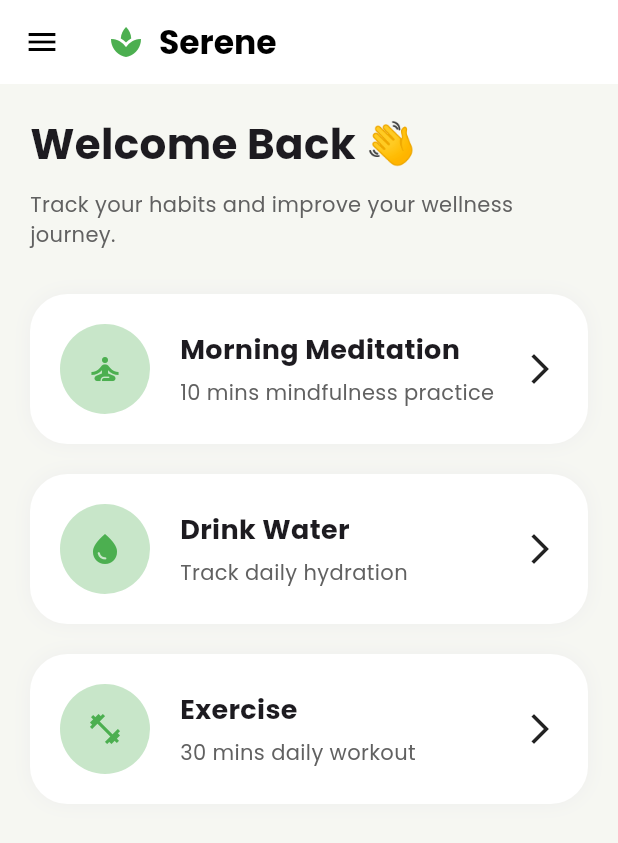
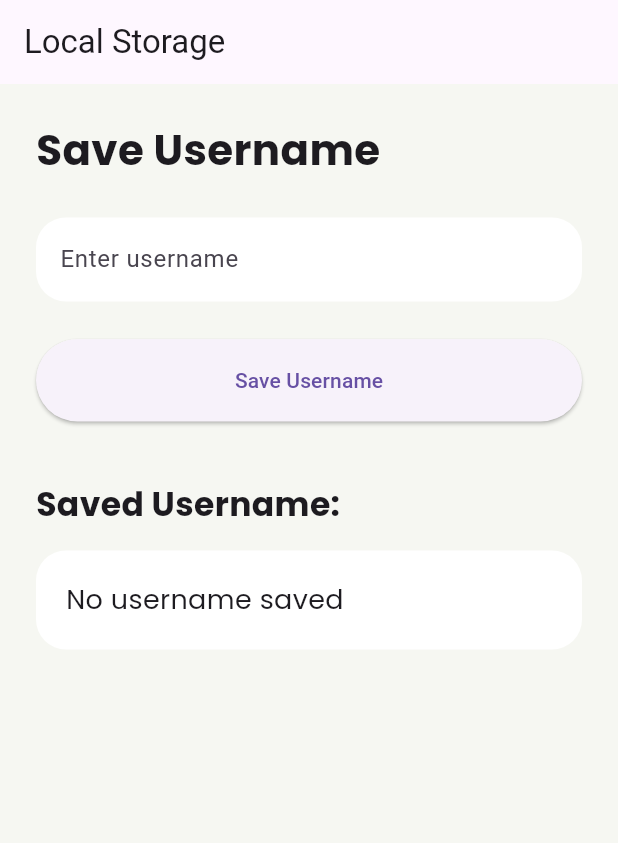
Before and after one commit to NueroHive73/habit-tracker-app, a Flutter app: the screen it shows after launch, on a phone screen of 412 x 824 dp. Shown: the top 843 px of the screen. Run offline on Flutter 3.47's test engine with Material 3 defaults, Android fonts, the phone set to English and light mode, and no system bars; our stand-ins replace google_fonts, shared_preferences.

Commit message:
Added persistence screen UI

```diff
--- a/lib/main.dart
+++ b/lib/main.dart
@@ -1,7 +1,8 @@
 import 'package:flutter/material.dart';
 // import 'screens/signup_screen.dart';
 // import 'screens/login_screen.dart';
-import 'screens/home_screen.dart';
+// import 'screens/home_screen.dart';
+import 'screens/persistence_screen.dart';
 
 void main() {
   runApp(const SereneApp());
@@ -24,7 +25,8 @@ class SereneApp extends StatelessWidget {
 
       // home: const SignupScreen(),
       // home: const LoginScreen(),
-      home: const HomeScreen(),
+      // home: const HomeScreen(),
+      home: const PersistenceScreen(),
     );
   }
 }
--- /dev/null
+++ b/lib/screens/persistence_screen.dart
@@ -0,0 +1,153 @@
+import 'package:flutter/material.dart';
+import 'package:google_fonts/google_fonts.dart';
+import 'package:shared_preferences/shared_preferences.dart';
+
+class PersistenceScreen extends StatefulWidget {
+  const PersistenceScreen({super.key});
+
+  @override
+  State<PersistenceScreen> createState() =>
+      _PersistenceScreenState();
+}
+
+class _PersistenceScreenState
+    extends State<PersistenceScreen> {
+
+  final TextEditingController usernameController =
+      TextEditingController();
+
+  String savedUsername = "";
+
+  @override
+  void initState() {
+    super.initState();
+    loadUsername();
+  }
+
+  Future<void> saveUsername() async {
+
+    SharedPreferences prefs =
+        await SharedPreferences.getInstance();
+
+    await prefs.setString(
+      "username",
+      usernameController.text,
+    );
+
+    loadUsername();
+  }
+
+  Future<void> loadUsername() async {
+
+    SharedPreferences prefs =
+        await SharedPreferences.getInstance();
+
+    setState(() {
+      savedUsername =
+          prefs.getString("username") ?? "";
+    });
+  }
+
+  @override
+  Widget build(BuildContext context) {
+
+    return Scaffold(
+
+      backgroundColor: const Color(0xffF6F7F2),
+
+      appBar: AppBar(
+        title: const Text("Local Storage"),
+      ),
+
+      body: Padding(
+        padding: const EdgeInsets.all(24),
+
+        child: Column(
+          crossAxisAlignment:
+              CrossAxisAlignment.start,
+
+          children: [
+
+            Text(
+              "Save Username",
+
+              style: GoogleFonts.poppins(
+                fontSize: 28,
+                fontWeight: FontWeight.bold,
+              ),
+            ),
+
+            const SizedBox(height: 25),
+
+            TextField(
+              controller: usernameController,
+
+              decoration: InputDecoration(
+                hintText: "Enter username",
+
+                filled: true,
+                fillColor: Colors.white,
+
+                border: OutlineInputBorder(
+                  borderRadius:
+                      BorderRadius.circular(20),
+
+                  borderSide: BorderSide.none,
+                ),
+              ),
+            ),
+
+            const SizedBox(height: 25),
+
+            SizedBox(
+              width: double.infinity,
+              height: 55,
+
+              child: ElevatedButton(
+
+                onPressed: saveUsername,
+
+                child: const Text("Save Username"),
+              ),
+            ),
+
+            const SizedBox(height: 40),
+
+            Text(
+              "Saved Username:",
+
+              style: GoogleFonts.poppins(
+                fontSize: 22,
+                fontWeight: FontWeight.bold,
+              ),
+            ),
+
+            const SizedBox(height: 15),
+
+            Container(
+              width: double.infinity,
+              padding: const EdgeInsets.all(20),
+
+              decoration: BoxDecoration(
+                color: Colors.white,
+
+                borderRadius:
+                    BorderRadius.circular(20),
+              ),
+
+              child: Text(
+                savedUsername.isEmpty
+                    ? "No username saved"
+                    : savedUsername,
+
+                style: GoogleFonts.poppins(
+                  fontSize: 18,
+                ),
+              ),
+            ),
+          ],
+        ),
+      ),
+    );
+  }
+}
--- a/pubspec.yaml
+++ b/pubspec.yaml
@@ -32,6 +32,8 @@ dependencies:
     sdk: flutter
 
   google_fonts: ^6.2.1
+  shared_preferences: ^2.2.3
+  http: ^1.2.1
 
   # The following adds the Cupertino Icons font to your application.
   # Use with the CupertinoIcons class for iOS style icons.
```
Also changed, not shown: pubspec.lock, 2 other files.
